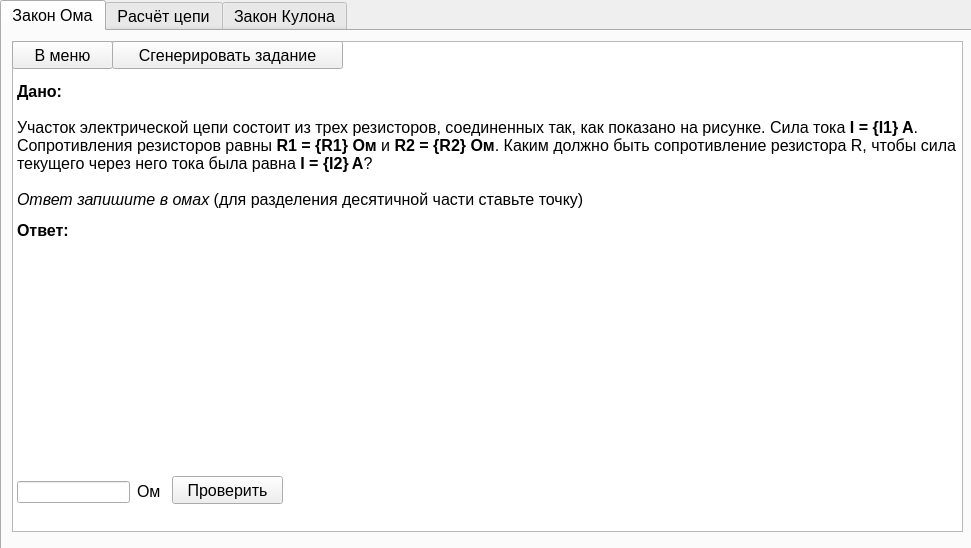
The window that ui/trainer_template.ui (vemneyy/educational-practice-gui) describes before a commit, drawn with Qt 5.
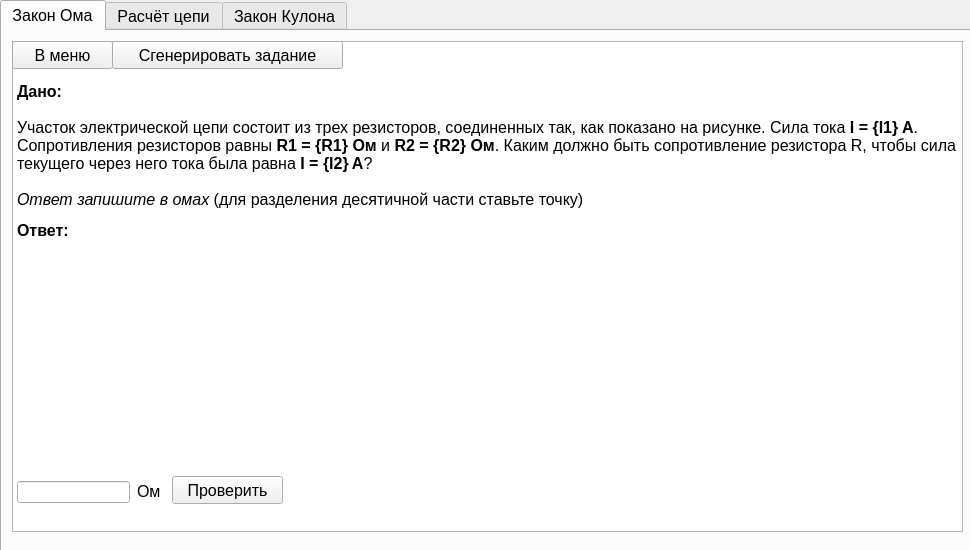
The same window after the commit. Icons and pictures are not drawn.

```diff
--- a/ui/trainer_template.ui
+++ b/ui/trainer_template.ui
@@ -6,20 +6,20 @@
    <rect>
     <x>0</x>
     <y>0</y>
-    <width>971</width>
-    <height>548</height>
+    <width>970</width>
+    <height>550</height>
    </rect>
   </property>
   <property name="minimumSize">
    <size>
-    <width>100</width>
-    <height>0</height>
+    <width>970</width>
+    <height>550</height>
    </size>
   </property>
   <property name="maximumSize">
    <size>
-    <width>1055</width>
-    <height>690</height>
+    <width>970</width>
+    <height>550</height>
    </size>
   </property>
   <property name="font">
```
Left out of the diff: 6 changed lines with no effect on the pictures.
